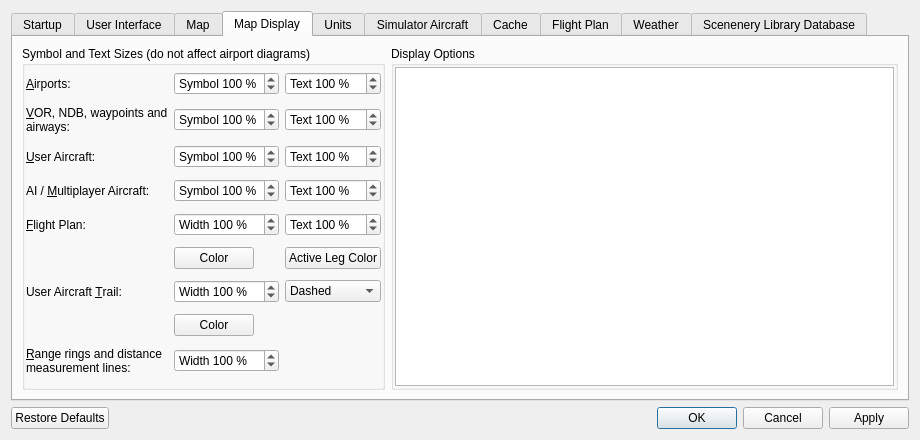
Old version of the form src/options/options.ui in the repository albar965/littlenavmap.
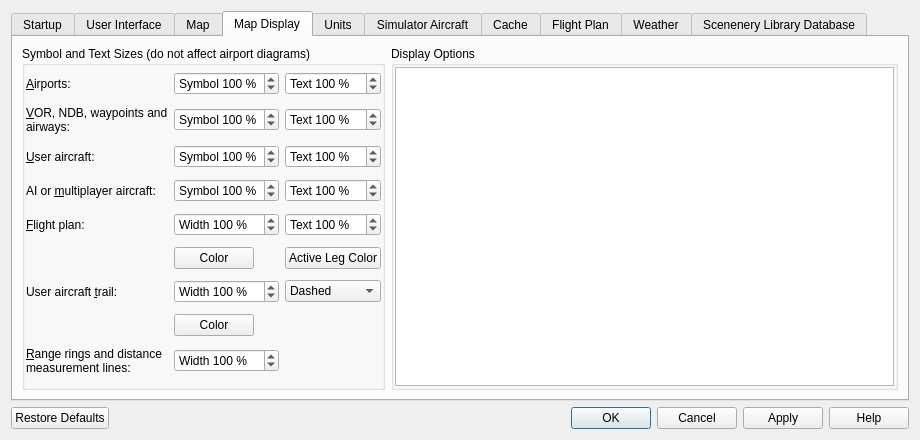
New version of the form. The open tabs and pages were chosen to show the change.

Commit message: Revised tooltip and status tip texts. Disable "What's this" on dialogs. Added help button to options dialog.

What changed in the file:
```diff
--- a/src/options/options.ui
+++ b/src/options/options.ui
@@ -746,7 +746,7 @@
           <item row="2" column="0">
            <widget class="QLabel" name="labelOptionsMapSizeAircraftUser">
             <property name="text">
-             <string>&amp;User Aircraft:</string>
+             <string>&amp;User aircraft:</string>
             </property>
             <property name="buddy">
              <cstring>spinBoxOptionsDisplaySymbolSizeAircraftUser</cstring>
@@ -884,7 +884,7 @@
           <item row="6" column="0">
            <widget class="QLabel" name="labelOptionsMapSizeTrail">
             <property name="text">
-             <string>User Aircraft &amp;Trail:</string>
+             <string>User aircraft &amp;trail:</string>
             </property>
             <property name="buddy">
              <cstring>spinBoxOptionsDisplayThicknessTrail</cstring>
@@ -1099,7 +1099,7 @@
           <item row="3" column="0">
            <widget class="QLabel" name="labelOptionsMapSizeAircraftAi">
             <property name="text">
-             <string>AI / &amp;Multiplayer Aircraft:</string>
+             <string>AI or &amp;multiplayer aircraft:</string>
             </property>
             <property name="buddy">
              <cstring>spinBoxOptionsDisplaySymbolSizeAircraftAi</cstring>
@@ -1109,7 +1109,7 @@
           <item row="4" column="0">
            <widget class="QLabel" name="labelOptionsMapSizeFlightplan">
             <property name="text">
-             <string>&amp;Flight Plan:</string>
+             <string>&amp;Flight plan:</string>
             </property>
             <property name="buddy">
              <cstring>spinBoxOptionsDisplayThicknessFlightplan</cstring>
@@ -2196,7 +2196,7 @@
       <enum>Qt::Horizontal</enum>
      </property>
      <property name="standardButtons">
-      <set>QDialogButtonBox::Apply|QDialogButtonBox::Cancel|QDialogButtonBox::Ok|QDialogButtonBox::RestoreDefaults</set>
+      <set>QDialogButtonBox::Apply|QDialogButtonBox::Cancel|QDialogButtonBox::Help|QDialogButtonBox::Ok|QDialogButtonBox::RestoreDefaults</set>
      </property>
     </widget>
    </item>
```
Left out of the diff: 66 changed lines with no effect on the pictures. The commit also changes 9 other files.
